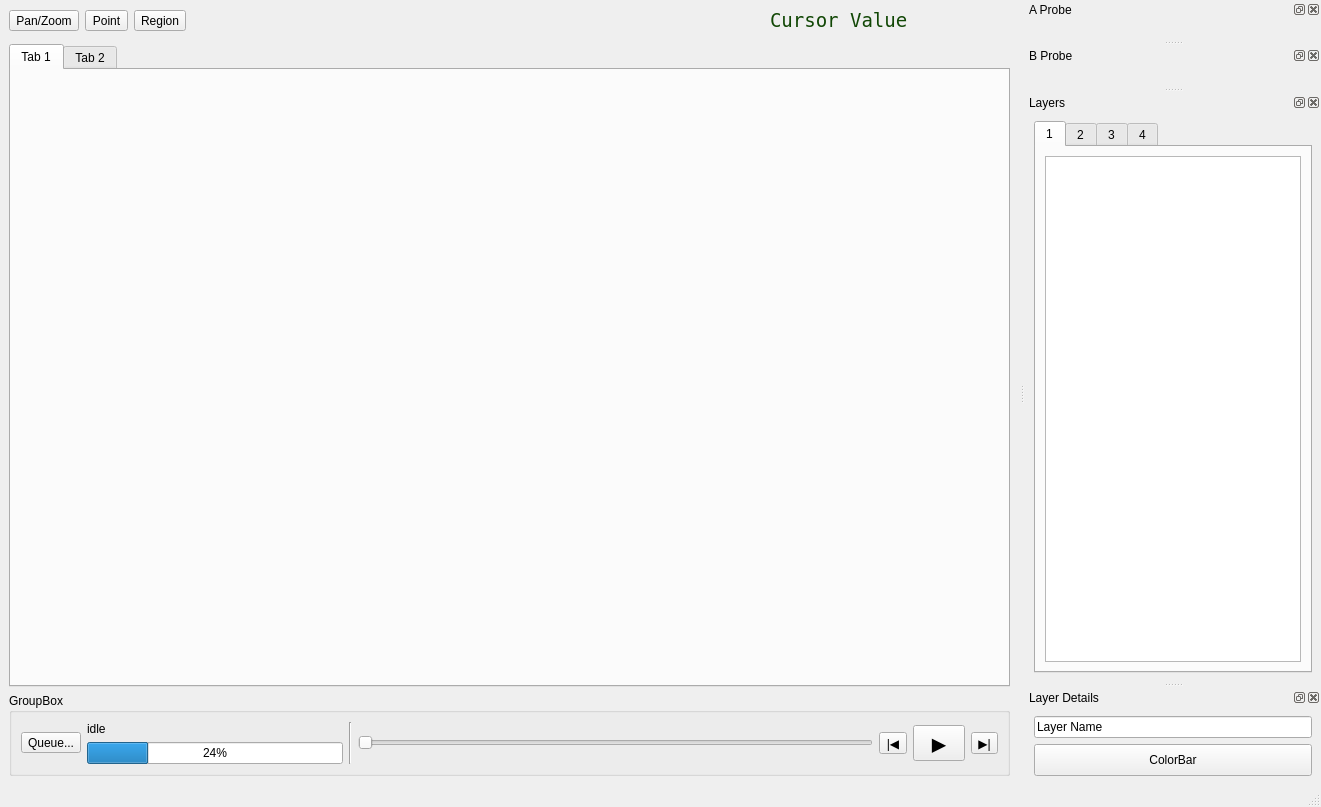
First picture: the form in py/cspov/ui/pov_main.ui, repository ssec/sift, before the edit.
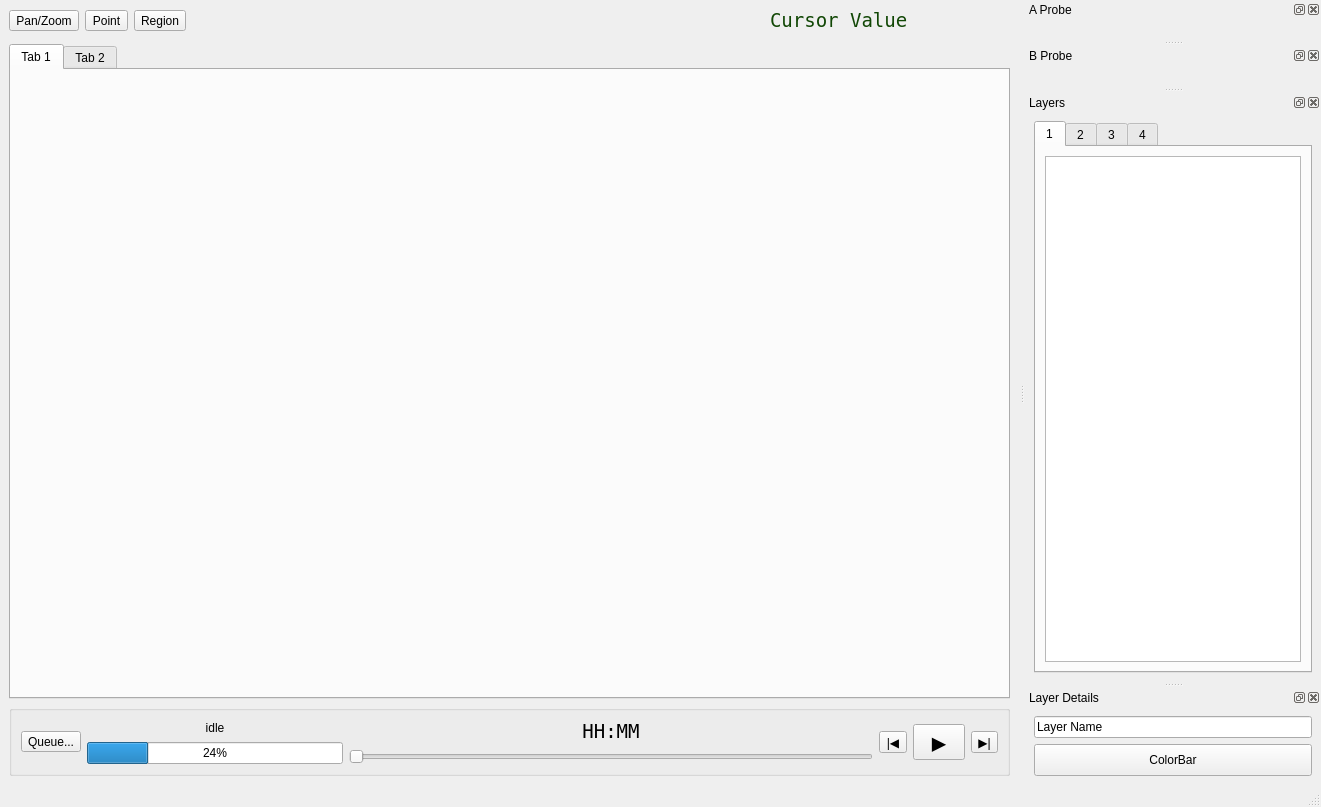
Second picture: the form after the edit.

Commit message: UI tweaks, 'V' visibility swap command, fixes to toggle_visibility

Diff of the .ui file:
```diff
--- a/py/cspov/ui/pov_main.ui
+++ b/py/cspov/ui/pov_main.ui
@@ -179,7 +179,7 @@
     <item>
      <widget class="QGroupBox" name="groupBox">
       <property name="title">
-       <string>GroupBox</string>
+       <string/>
       </property>
       <layout class="QHBoxLayout" name="horizontalLayout">
        <item>
@@ -220,6 +220,9 @@
            <property name="text">
             <string>idle</string>
            </property>
+           <property name="alignment">
+            <set>Qt::AlignCenter</set>
+           </property>
           </widget>
          </item>
          <item>
@@ -241,9 +244,20 @@
         </layout>
        </item>
        <item>
-        <widget class="Line" name="line">
-         <property name="orientation">
-          <enum>Qt::Vertical</enum>
+        <layout class="QVBoxLayout" name="verticalLayout_11">
+         <item>
+          <widget class="QLabel" name="animationLabel">
+           <property name="font">
+            <font>
+             <family>Andale Mono</family>
+             <pointsize>14</pointsize>
+            </font>
+           </property>
+           <property name="text">
+            <string>HH:MM</string>
+           </property>
+           <property name="alignment">
+            <set>Qt::AlignCenter</set>
          </property>
         </widget>
        </item>
@@ -256,6 +270,8 @@
           <enum>Qt::Horizontal</enum>
          </property>
         </widget>
+         </item>
+        </layout>
        </item>
        <item>
         <widget class="QToolButton" name="animBack">
```
Left out of the diff: 5 changed lines with no effect on the pictures. Lines whose indentation alone changed are shown as unchanged. The commit also changes 3 other files.
